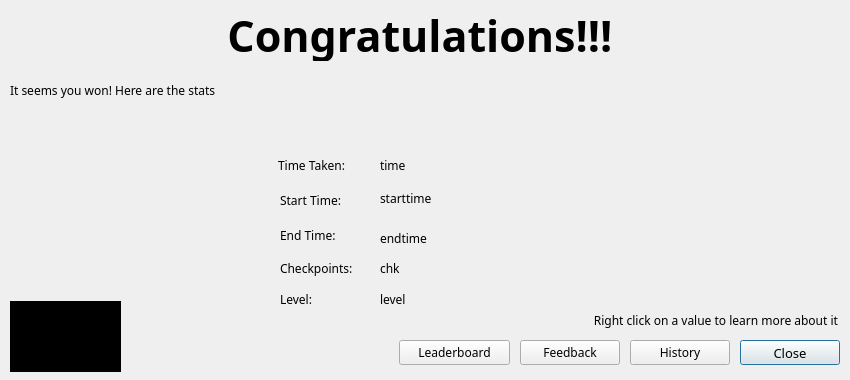
This is wikiLYNX/ui/congrats.ui in flamboyantpenguin/wikilynx as Qt 5 draws it before an edit. The edited form follows.
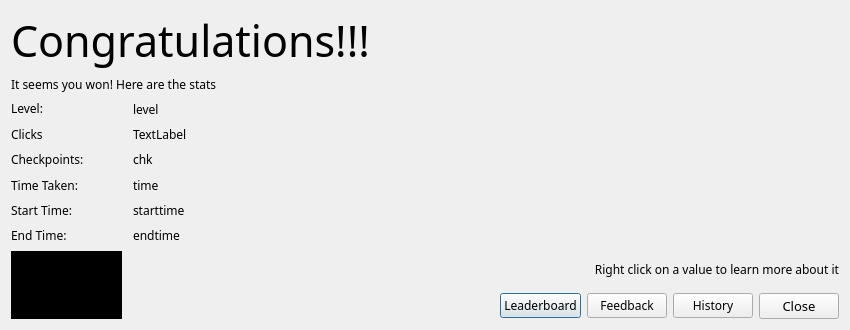
This is the edited form. Icons and pictures are not drawn.

Commit message: Release 1.5.0-C4  - Added sound effects  - Minor Improvements on Level Editors  - Code cleanup  - Added What's New Dialog  - Embedded new Comfortaa font  - Added Privacy Policy  - Revamped congrats ui

Patch:
```diff
--- a/wikiLYNX/ui/congrats.ui
+++ b/wikiLYNX/ui/congrats.ui
@@ -7,19 +7,25 @@
     <x>0</x>
     <y>0</y>
     <width>850</width>
-    <height>380</height>
+    <height>330</height>
    </rect>
   </property>
+  <property name="sizePolicy">
+   <sizepolicy hsizetype="Fixed" vsizetype="Fixed">
+    <horstretch>0</horstretch>
+    <verstretch>0</verstretch>
+   </sizepolicy>
+  </property>
   <property name="minimumSize">
    <size>
     <width>850</width>
-    <height>380</height>
+    <height>330</height>
    </size>
   </property>
   <property name="maximumSize">
    <size>
     <width>850</width>
-    <height>380</height>
+    <height>330</height>
    </size>
   </property>
   <property name="font">
@@ -34,318 +40,441 @@
    <iconset resource="../assets/assets.qrc">
     <normaloff>:/base/images/wikiLYNX_logo.svg</normaloff>:/base/images/wikiLYNX_logo.svg</iconset>
   </property>
-  <widget class="QPushButton" name="closeButton">
-   <property name="geometry">
-    <rect>
-     <x>740</x>
-     <y>340</y>
-     <width>100</width>
-     <height>25</height>
-    </rect>
-   </property>
-   <property name="font">
-    <font>
-     <family>Noto Sans</family>
-     <pointsize>10</pointsize>
-     <bold>false</bold>
-    </font>
-   </property>
-   <property name="toolTip">
-    <string>Close this Dialog</string>
-   </property>
-   <property name="text">
-    <string>Close</string>
-   </property>
-   <property name="icon">
-    <iconset theme="close"/>
-   </property>
-  </widget>
-  <widget class="QLabel" name="mainLabel">
-   <property name="geometry">
-    <rect>
-     <x>10</x>
-     <y>10</y>
-     <width>831</width>
-     <height>51</height>
-    </rect>
-   </property>
-   <property name="font">
-    <font>
-     <family>Courier Prime</family>
-     <pointsize>32</pointsize>
-     <bold>true</bold>
-    </font>
-   </property>
-   <property name="text">
-    <string>Congratulations!!! </string>
-   </property>
-   <property name="alignment">
-    <set>Qt::AlignmentFlag::AlignCenter</set>
-   </property>
-  </widget>
-  <widget class="QLabel" name="message">
-   <property name="geometry">
-    <rect>
-     <x>10</x>
-     <y>80</y>
-     <width>471</width>
-     <height>21</height>
-    </rect>
-   </property>
-   <property name="text">
-    <string>It seems you won! Here are the stats</string>
-   </property>
-  </widget>
-  <widget class="QTextBrowser" name="textBrowser">
-   <property name="geometry">
-    <rect>
-     <x>10</x>
-     <y>301</y>
-     <width>111</width>
-     <height>71</height>
-    </rect>
-   </property>
-   <property name="frameShape">
-    <enum>QFrame::Shape::NoFrame</enum>
-   </property>
-   <property name="verticalScrollBarPolicy">
-    <enum>Qt::ScrollBarPolicy::ScrollBarAlwaysOff</enum>
-   </property>
-   <property name="horizontalScrollBarPolicy">
-    <enum>Qt::ScrollBarPolicy::ScrollBarAlwaysOff</enum>
-   </property>
-   <property name="html">
-    <string>&lt;!DOCTYPE HTML PUBLIC &quot;-//W3C//DTD HTML 4.0//EN&quot; &quot;http://www.w3.org/TR/REC-html40/strict.dtd&quot;&gt;
+  <layout class="QVBoxLayout" name="verticalLayout_2">
+   <item>
+    <widget class="QLabel" name="mainLabel">
+     <property name="font">
+      <font>
+       <family>Comfortaa</family>
+       <pointsize>32</pointsize>
+       <bold>false</bold>
+      </font>
+     </property>
+     <property name="text">
+      <string>Congratulations!!! </string>
+     </property>
+     <property name="alignment">
+      <set>Qt::AlignmentFlag::AlignLeading|Qt::AlignmentFlag::AlignLeft|Qt::AlignmentFlag::AlignVCenter</set>
+     </property>
+    </widget>
+   </item>
+   <item>
+    <widget class="QLabel" name="message">
+     <property name="sizePolicy">
+      <sizepolicy hsizetype="Expanding" vsizetype="Minimum">
+       <horstretch>0</horstretch>
+       <verstretch>0</verstretch>
+      </sizepolicy>
+     </property>
+     <property name="text">
+      <string>It seems you won! Here are the stats</string>
+     </property>
+    </widget>
+   </item>
+   <item>
+    <layout class="QGridLayout" name="gridLayout" columnstretch="0,0,0,1" columnminimumwidth="0,0,0,1">
+     <item row="0" column="2">
+      <widget class="QLabel" name="lnameLabel">
+       <property name="whatsThis">
+        <string>Name of the level you played </string>
+       </property>
+       <property name="text">
+        <string>level</string>
+       </property>
+      </widget>
+     </item>
+     <item row="5" column="1">
+      <spacer name="horizontalSpacer_7">
+       <property name="orientation">
+        <enum>Qt::Orientation::Horizontal</enum>
+       </property>
+       <property name="sizeHint" stdset="0">
+        <size>
+         <width>40</width>
+         <height>20</height>
+        </size>
+       </property>
+      </spacer>
+     </item>
+     <item row="2" column="0">
+      <widget class="QLabel" name="label">
+       <property name="text">
+        <string>Checkpoints: </string>
+       </property>
+      </widget>
+     </item>
+     <item row="2" column="2">
+      <widget class="QLabel" name="chkCleared">
+       <property name="whatsThis">
+        <string>&lt;html&gt;&lt;head/&gt;&lt;body&gt;&lt;p&gt;The number of Checkpoints you cleared&lt;/p&gt;&lt;/body&gt;&lt;/html&gt;</string>
+       </property>
+       <property name="text">
+        <string>chk</string>
+       </property>
+      </widget>
+     </item>
+     <item row="0" column="0">
+      <widget class="QLabel" name="label_2">
+       <property name="sizePolicy">
+        <sizepolicy hsizetype="Maximum" vsizetype="Maximum">
+         <horstretch>0</horstretch>
+         <verstretch>0</verstretch>
+        </sizepolicy>
+       </property>
+       <property name="text">
+        <string>Level:</string>
+       </property>
+      </widget>
+     </item>
+     <item row="3" column="2">
+      <widget class="QLabel" name="timeTaken">
+       <property name="whatsThis">
+        <string>&lt;html&gt;&lt;head/&gt;&lt;body&gt;&lt;p&gt;This denotes the time taken to play the game. If you were unable to finish the game in time, this denotes the time taken to reach the last checkpoint. &lt;/p&gt;&lt;/body&gt;&lt;/html&gt;</string>
+       </property>
+       <property name="text">
+        <string>time</string>
+       </property>
+      </widget>
+     </item>
+     <item row="4" column="2">
+      <widget class="QLabel" name="startTime">
+       <property name="whatsThis">
+        <string>&lt;html&gt;&lt;head/&gt;&lt;body&gt;&lt;p&gt;System time when the game started &lt;/p&gt;&lt;/body&gt;&lt;/html&gt;</string>
+       </property>
+       <property name="text">
+        <string>starttime</string>
+       </property>
+      </widget>
+     </item>
+     <item row="5" column="0">
+      <widget class="QLabel" name="label_6">
+       <property name="text">
+        <string>End Time: </string>
+       </property>
+      </widget>
+     </item>
+     <item row="5" column="2">
+      <widget class="QLabel" name="endTime">
+       <property name="whatsThis">
+        <string>&lt;html&gt;&lt;head/&gt;&lt;body&gt;&lt;p&gt;System time when the game ended &lt;/p&gt;&lt;/body&gt;&lt;/html&gt;</string>
+       </property>
+       <property name="text">
+        <string>endtime</string>
+       </property>
+      </widget>
+     </item>
+     <item row="3" column="1">
+      <spacer name="horizontalSpacer_5">
+       <property name="orientation">
+        <enum>Qt::Orientation::Horizontal</enum>
+       </property>
+       <property name="sizeHint" stdset="0">
+        <size>
+         <width>40</width>
+         <height>20</height>
+        </size>
+       </property>
+      </spacer>
+     </item>
+     <item row="1" column="0">
+      <widget class="QLabel" name="label_7">
+       <property name="text">
+        <string>Clicks</string>
+       </property>
+      </widget>
+     </item>
+     <item row="4" column="1">
+      <spacer name="horizontalSpacer_6">
+       <property name="orientation">
+        <enum>Qt::Orientation::Horizontal</enum>
+       </property>
+       <property name="sizeHint" stdset="0">
+        <size>
+         <width>40</width>
+         <height>20</height>
+        </size>
+       </property>
+      </spacer>
+     </item>
+     <item row="4" column="0">
+      <widget class="QLabel" name="label_5">
+       <property name="text">
+        <string>Start Time:</string>
+       </property>
+      </widget>
+     </item>
+     <item row="1" column="2">
+      <widget class="QLabel" name="clicksLabel">
+       <property name="whatsThis">
+        <string>Number of clicks to finish the game</string>
+       </property>
+       <property name="text">
+        <string>TextLabel</string>
+       </property>
+      </widget>
+     </item>
+     <item row="3" column="0">
+      <widget class="QLabel" name="label_4">
+       <property name="text">
+        <string>Time Taken: </string>
+       </property>
+      </widget>
+     </item>
+     <item row="1" column="1">
+      <spacer name="horizontalSpacer_3">
+       <property name="orientation">
+        <enum>Qt::Orientation::Horizontal</enum>
+       </property>
+       <property name="sizeHint" stdset="0">
+        <size>
+         <width>40</width>
+         <height>20</height>
+        </size>
+       </property>
+      </spacer>
+     </item>
+     <item row="2" column="1">
+      <spacer name="horizontalSpacer_4">
+       <property name="orientation">
+        <enum>Qt::Orientation::Horizontal</enum>
+       </property>
+       <property name="sizeHint" stdset="0">
+        <size>
+         <width>40</width>
+         <height>20</height>
+        </size>
+       </property>
+      </spacer>
+     </item>
+     <item row="0" column="1">
+      <spacer name="horizontalSpacer_2">
+       <property name="orientation">
+        <enum>Qt::Orientation::Horizontal</enum>
+       </property>
+       <property name="sizeHint" stdset="0">
+        <size>
+         <width>40</width>
+         <height>20</height>
+        </size>
+       </property>
+      </spacer>
+     </item>
+     <item row="0" column="3">
+      <spacer name="horizontalSpacer_8">
+       <property name="orientation">
+        <enum>Qt::Orientation::Horizontal</enum>
+       </property>
+       <property name="sizeHint" stdset="0">
+        <size>
+         <width>40</width>
+         <height>20</height>
+        </size>
+       </property>
+      </spacer>
+     </item>
+     <item row="1" column="3">
+      <spacer name="horizontalSpacer_9">
+       <property name="orientation">
+        <enum>Qt::Orientation::Horizontal</enum>
+       </property>
+       <property name="sizeHint" stdset="0">
+        <size>
+         <width>40</width>
+         <height>20</height>
+        </size>
+       </property>
+      </spacer>
+     </item>
+     <item row="2" column="3">
+      <spacer name="horizontalSpacer_10">
+       <property name="orientation">
+        <enum>Qt::Orientation::Horizontal</enum>
+       </property>
+       <property name="sizeHint" stdset="0">
+        <size>
+         <width>40</width>
+         <height>20</height>
+        </size>
+       </property>
+      </spacer>
+     </item>
+     <item row="3" column="3">
+      <spacer name="horizontalSpacer_11">
+       <property name="orientation">
+        <enum>Qt::Orientation::Horizontal</enum>
+       </property>
+       <property name="sizeHint" stdset="0">
+        <size>
+         <width>40</width>
+         <height>20</height>
+        </size>
+       </property>
+      </spacer>
+     </item>
+     <item row="4" column="3">
+      <spacer name="horizontalSpacer_12">
+       <property name="orientation">
+        <enum>Qt::Orientation::Horizontal</enum>
+       </property>
+       <property name="sizeHint" stdset="0">
+        <size>
+         <width>40</width>
+         <height>20</height>
+        </size>
+       </property>
+      </spacer>
+     </item>
+     <item row="5" column="3">
+      <spacer name="horizontalSpacer_13">
+       <property name="orientation">
+        <enum>Qt::Orientation::Horizontal</enum>
+       </property>
+       <property name="sizeHint" stdset="0">
+        <size>
+         <width>40</width>
+         <height>20</height>
+        </size>
+       </property>
+      </spacer>
+     </item>
+    </layout>
+   </item>
+   <item>
+    <layout class="QHBoxLayout" name="horizontalLayout_2">
+     <item>
+      <widget class="QTextBrowser" name="textBrowser">
+       <property name="maximumSize">
+        <size>
+         <width>111</width>
+         <height>71</height>
+        </size>
+       </property>
+       <property name="frameShape">
+        <enum>QFrame::Shape::NoFrame</enum>
+       </property>
+       <property name="verticalScrollBarPolicy">
+        <enum>Qt::ScrollBarPolicy::ScrollBarAlwaysOff</enum>
+       </property>
+       <property name="horizontalScrollBarPolicy">
+        <enum>Qt::ScrollBarPolicy::ScrollBarAlwaysOff</enum>
+       </property>
+       <property name="html">
+        <string>&lt;!DOCTYPE HTML PUBLIC &quot;-//W3C//DTD HTML 4.0//EN&quot; &quot;http://www.w3.org/TR/REC-html40/strict.dtd&quot;&gt;
 &lt;html&gt;&lt;head&gt;&lt;meta name=&quot;qrichtext&quot; content=&quot;1&quot; /&gt;&lt;meta charset=&quot;utf-8&quot; /&gt;&lt;style type=&quot;text/css&quot;&gt;
 p, li { white-space: pre-wrap; }
 hr { height: 1px; border-width: 0; }
 li.unchecked::marker { content: &quot;\2610&quot;; }
 li.checked::marker { content: &quot;\2612&quot;; }
-&lt;/style&gt;&lt;/head&gt;&lt;body style=&quot; font-family:'Comfortaa'; font-size:11pt; font-weight:400; font-style:normal;&quot; bgcolor=&quot;#000000&quot;&gt;
+&lt;/style&gt;&lt;/head&gt;&lt;body style=&quot; font-family:'Comfortaa'; font-size:10pt; font-weight:400; font-style:normal;&quot; bgcolor=&quot;#000000&quot;&gt;
 &lt;p style=&quot; margin-top:0px; margin-bottom:0px; margin-left:0px; margin-right:0px; -qt-block-indent:0; text-indent:0px;&quot;&gt;&lt;img src=&quot;:/base/images/wikiLYNX_logo.svg&quot; width=&quot;100&quot; height=&quot;60&quot; /&gt;&lt;/p&gt;&lt;/body&gt;&lt;/html&gt;</string>
-   </property>
-   <property name="textInteractionFlags">
-    <set>Qt::TextInteractionFlag::NoTextInteraction</set>
-   </property>
-  </widget>
-  <widget class="QLabel" name="timeTaken">
-   <property name="geometry">
-    <rect>
-     <x>380</x>
-     <y>150</y>
-     <width>421</width>
-     <height>31</height>
-    </rect>
-   </property>
-   <property name="whatsThis">
-    <string>&lt;html&gt;&lt;head/&gt;&lt;body&gt;&lt;p&gt;This denotes the time taken to play the game. If you were unable to finish the game in time, this denotes the time taken to reach the last checkpoint. &lt;/p&gt;&lt;/body&gt;&lt;/html&gt;</string>
-   </property>
-   <property name="text">
-    <string>time</string>
-   </property>
-  </widget>
-  <widget class="QLabel" name="label_4">
-   <property name="geometry">
-    <rect>
-     <x>278</x>
-     <y>150</y>
-     <width>91</width>
-     <height>31</height>
-    </rect>
-   </property>
-   <property name="text">
-    <string>Time Taken: </string>
-   </property>
-  </widget>
-  <widget class="QLabel" name="label_5">
-   <property name="geometry">
-    <rect>
-     <x>280</x>
-     <y>190</y>
-     <width>91</width>
-     <height>21</height>
-    </rect>
-   </property>
-   <property name="text">
-    <string>Start Time:</string>
-   </property>
-  </widget>
-  <widget class="QLabel" name="label_6">
-   <property name="geometry">
-    <rect>
-     <x>280</x>
-     <y>225</y>
-     <width>91</width>
-     <height>21</height>
-    </rect>
-   </property>
-   <property name="text">
-    <string>End Time: </string>
-   </property>
-  </widget>
-  <widget class="QLabel" name="startTime">
-   <property name="geometry">
-    <rect>
-     <x>380</x>
-     <y>190</y>
-     <width>431</width>
-     <height>16</height>
-    </rect>
-   </property>
-   <property name="whatsThis">
-    <string>&lt;html&gt;&lt;head/&gt;&lt;body&gt;&lt;p&gt;System time when the game started &lt;/p&gt;&lt;/body&gt;&lt;/html&gt;</string>
-   </property>
-   <property name="text">
-    <string>starttime</string>
-   </property>
-  </widget>
-  <widget class="QLabel" name="endTime">
-   <property name="geometry">
-    <rect>
-     <x>380</x>
-     <y>230</y>
-     <width>431</width>
-     <height>16</height>
-    </rect>
-   </property>
-   <property name="whatsThis">
-    <string>&lt;html&gt;&lt;head/&gt;&lt;body&gt;&lt;p&gt;System time when the game ended &lt;/p&gt;&lt;/body&gt;&lt;/html&gt;</string>
-   </property>
-   <property name="text">
-    <string>endtime</string>
-   </property>
-  </widget>
-  <widget class="QPushButton" name="viewHistory">
-   <property name="geometry">
-    <rect>
-     <x>630</x>
-     <y>340</y>
-     <width>100</width>
-     <height>25</height>
-    </rect>
-   </property>
-   <property name="toolTip">
-    <string>View Logs</string>
-   </property>
-   <property name="text">
-    <string>History</string>
-   </property>
-   <property name="icon">
-    <iconset theme="history"/>
-   </property>
-  </widget>
-  <widget class="QLabel" name="label">
-   <property name="geometry">
-    <rect>
-     <x>280</x>
-     <y>260</y>
-     <width>91</width>
-     <height>16</height>
-    </rect>
-   </property>
-   <property name="text">
-    <string>Checkpoints: </string>
-   </property>
-  </widget>
-  <widget class="QLabel" name="chkCleared">
-   <property name="geometry">
-    <rect>
-     <x>380</x>
-     <y>260</y>
-     <width>451</width>
-     <height>16</height>
-    </rect>
-   </property>
-   <property name="whatsThis">
-    <string>&lt;html&gt;&lt;head/&gt;&lt;body&gt;&lt;p&gt;The number of Checkpoints you cleared&lt;/p&gt;&lt;/body&gt;&lt;/html&gt;</string>
-   </property>
-   <property name="text">
-    <string>chk</string>
-   </property>
-  </widget>
-  <widget class="QPushButton" name="feedBackButton">
-   <property name="geometry">
-    <rect>
-     <x>520</x>
-     <y>340</y>
-     <width>100</width>
-     <height>25</height>
-    </rect>
-   </property>
-   <property name="toolTip">
-    <string>Rate us!</string>
-   </property>
-   <property name="text">
-    <string>Feedback</string>
-   </property>
-   <property name="icon">
-    <iconset theme="feedback"/>
-   </property>
-  </widget>
-  <widget class="QPushButton" name="viewStatsButton">
-   <property name="geometry">
-    <rect>
-     <x>399</x>
-     <y>340</y>
-     <width>111</width>
-     <height>25</height>
-    </rect>
-   </property>
-   <property name="toolTip">
-    <string>View Leaderboard</string>
-   </property>
-   <property name="text">
-    <string>Leaderboard</string>
-   </property>
-   <property name="icon">
-    <iconset theme="trophy"/>
-   </property>
-  </widget>
-  <widget class="QLabel" name="label_2">
-   <property name="geometry">
-    <rect>
-     <x>280</x>
-     <y>290</y>
-     <width>81</width>
-     <height>18</height>
-    </rect>
-   </property>
-   <property name="text">
-    <string>Level:</string>
-   </property>
-  </widget>
-  <widget class="QLabel" name="lnameLabel">
-   <property name="geometry">
-    <rect>
-     <x>380</x>
-     <y>290</y>
-     <width>451</width>
-     <height>18</height>
-    </rect>
-   </property>
-   <property name="whatsThis">
-    <string>Name of the level you played </string>
-   </property>
-   <property name="text">
-    <string>level</string>
-   </property>
-  </widget>
-  <widget class="QLabel" name="label_3">
-   <property name="geometry">
-    <rect>
-     <x>397</x>
-     <y>310</y>
-     <width>441</width>
-     <height>20</height>
-    </rect>
-   </property>
-   <property name="text">
-    <string>Right click on a value to learn more about it</string>
-   </property>
-   <property name="alignment">
-    <set>Qt::AlignmentFlag::AlignRight|Qt::AlignmentFlag::AlignTrailing|Qt::AlignmentFlag::AlignVCenter</set>
-   </property>
-  </widget>
+       </property>
+       <property name="textInteractionFlags">
+        <set>Qt::TextInteractionFlag::NoTextInteraction</set>
+       </property>
+      </widget>
+     </item>
+     <item>
+      <layout class="QVBoxLayout" name="verticalLayout">
+       <item>
+        <widget class="QLabel" name="label_3">
+         <property name="sizePolicy">
+          <sizepolicy hsizetype="Minimum" vsizetype="Minimum">
+           <horstretch>0</horstretch>
+           <verstretch>0</verstretch>
+          </sizepolicy>
+         </property>
+         <property name="whatsThis">
+          <string>&lt;html&gt;&lt;head/&gt;&lt;body&gt;&lt;p&gt;Right click on a value to learn more about it&lt;/p&gt;&lt;p&gt;&lt;br/&gt;&lt;/p&gt;&lt;p&gt;What did you expect? :&amp;gt;&lt;/p&gt;&lt;/body&gt;&lt;/html&gt;</string>
+         </property>
+         <property name="text">
+          <string>Right click on a value to learn more about it</string>
+         </property>
+         <property name="alignment">
+          <set>Qt::AlignmentFlag::AlignRight|Qt::AlignmentFlag::AlignTrailing|Qt::AlignmentFlag::AlignVCenter</set>
+         </property>
+        </widget>
+       </item>
+       <item>
+        <layout class="QHBoxLayout" name="horizontalLayout">
+         <item>
+          <spacer name="horizontalSpacer">
+           <property name="orientation">
+            <enum>Qt::Orientation::Horizontal</enum>
+           </property>
+           <property name="sizeHint" stdset="0">
+            <size>
+             <width>40</width>
+             <height>20</height>
+            </size>
+           </property>
+          </spacer>
+         </item>
+         <item>
+          <widget class="QPushButton" name="viewStatsButton">
+           <property name="toolTip">
+            <string>View Leaderboard</string>
+           </property>
+           <property name="text">
+            <string>Leaderboard</string>
+           </property>
+           <property name="icon">
+            <iconset theme="trophy"/>
+           </property>
+          </widget>
+         </item>
+         <item>
+          <widget class="QPushButton" name="feedBackButton">
+           <property name="toolTip">
+            <string>Rate us!</string>
+           </property>
+           <property name="text">
+            <string>Feedback</string>
+           </property>
+           <property name="icon">
+            <iconset theme="feedback"/>
+           </property>
+          </widget>
+         </item>
+         <item>
+          <widget class="QPushButton" name="viewHistory">
+           <property name="toolTip">
+            <string>View Logs</string>
+           </property>
+           <property name="text">
+            <string>History</string>
+           </property>
+           <property name="icon">
+            <iconset theme="history"/>
+           </property>
+          </widget>
+         </item>
+         <item>
+          <widget class="QPushButton" name="closeButton">
+           <property name="font">
+            <font>
+             <family>Noto Sans</family>
+             <pointsize>10</pointsize>
+             <bold>false</bold>
+            </font>
+           </property>
+           <property name="toolTip">
+            <string>Close this Dialog</string>
+           </property>
+           <property name="text">
+            <string>Close</string>
+           </property>
+           <property name="icon">
+            <iconset theme="close"/>
+           </property>
+          </widget>
+         </item>
+        </layout>
+       </item>
+      </layout>
+     </item>
+    </layout>
+   </item>
+  </layout>
  </widget>
  <resources>
   <include location="../assets/assets.qrc"/>
```
The commit also changes 61 other files.
